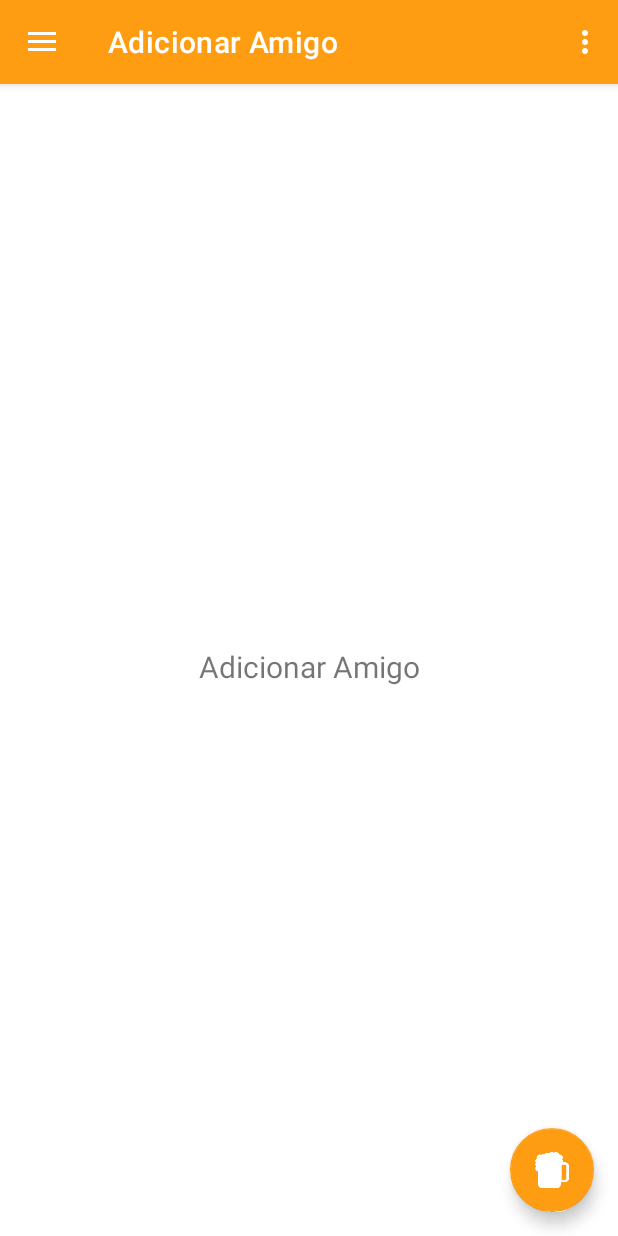
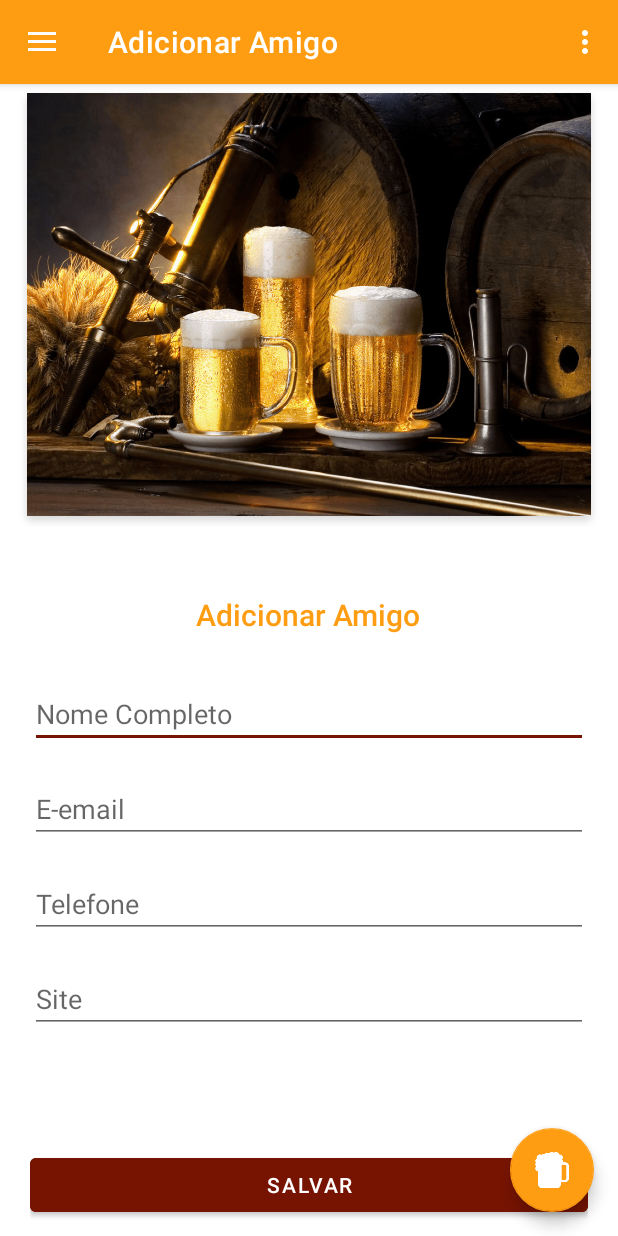
Before and after one commit to wamarra/BeerFriends_kotlin, an Android app: the screen it shows after launch once a user with an empty profile is signed in (MainActivity), in the side drawer, after a tap on "Adicionar Amigo", on a phone screen of 412 x 824 dp. Run offline under Robolectric (Android 15) with nearby library versions, the phone set to English and light mode, and no system bars; our stand-ins replace Firebase (no records; nobody signed in at launch, a user with empty details on screens opened directly), Room's generated code, navigation-ui.

Commit message:
//WIP Adicionando a imagem da chopeira e parcial do incluir amigo

```diff
--- a/app/src/main/java/br/com/beerfriends/view/MainActivity.kt
+++ b/app/src/main/java/br/com/beerfriends/view/MainActivity.kt
@@ -5,6 +5,8 @@ import android.view.Menu
 import android.widget.TextView
 import androidx.appcompat.app.AppCompatActivity
 import androidx.drawerlayout.widget.DrawerLayout
+import androidx.fragment.app.Fragment
+import androidx.fragment.app.FragmentManager
 import androidx.navigation.findNavController
 import androidx.navigation.ui.AppBarConfiguration
 import androidx.navigation.ui.navigateUp
@@ -35,6 +37,7 @@ class MainActivity : AppCompatActivity() {
             Snackbar.make(view, "Replace with your own action", Snackbar.LENGTH_LONG)
                 .setAction("Action", null).show()
         }
+
         val drawerLayout: DrawerLayout = binding.drawerLayout
         val navView: NavigationView = binding.navView
         val navController = findNavController(R.id.nav_host_fragment_content_main)
--- a/app/src/main/java/br/com/beerfriends/view/fragments/AddFriendFragment.kt
+++ b/app/src/main/java/br/com/beerfriends/view/fragments/AddFriendFragment.kt
@@ -31,10 +31,10 @@ class AddFriendFragment : Fragment() {
         _binding = FragmentAddFriendBinding.inflate(inflater, container, false)
         val root: View = binding.root
 
-        val textView: TextView = binding.textAddFriend
+        /*val textView: TextView = binding.textAddFriend
         addFriendViewModel.text.observe(viewLifecycleOwner, Observer {
             textView.text = it
-        })
+        })*/
         return root
     }
 
--- a/app/src/main/res/layout/fragment_add_friend.xml
+++ b/app/src/main/res/layout/fragment_add_friend.xml
@@ -1,22 +1,89 @@
 <?xml version="1.0" encoding="utf-8"?>
-<androidx.constraintlayout.widget.ConstraintLayout xmlns:android="http://schemas.android.com/apk/res/android"
-    xmlns:app="http://schemas.android.com/apk/res-auto"
-    xmlns:tools="http://schemas.android.com/tools"
+<LinearLayout xmlns:android="http://schemas.android.com/apk/res/android"
     android:layout_width="match_parent"
     android:layout_height="match_parent"
-    tools:context=".view.fragments.AddFriendFragment">
+    android:orientation="vertical"
+    android:id="@+id/root">
 
-    <TextView
-        android:id="@+id/text_add_friend"
+    <LinearLayout
+        android:orientation="horizontal"
+        android:layout_margin="0dp"
+        android:layout_width="wrap_content"
+        android:layout_height="300dp">
+
+        <ImageView
+            android:id="@+id/cp_icon"
+            android:layout_width="wrap_content"
+            android:layout_height="wrap_content"
+            android:layout_gravity="top"
+            android:layout_margin="0dp"
+            android:src="@drawable/chopeira" />
+
+    </LinearLayout>
+
+    <LinearLayout
+        android:orientation="vertical"
         android:layout_width="match_parent"
-        android:layout_height="wrap_content"
-        android:layout_marginStart="8dp"
-        android:layout_marginTop="8dp"
-        android:layout_marginEnd="8dp"
-        android:textAlignment="center"
-        android:textSize="20sp"
-        app:layout_constraintBottom_toBottomOf="parent"
-        app:layout_constraintEnd_toEndOf="parent"
-        app:layout_constraintStart_toStartOf="parent"
-        app:layout_constraintTop_toTopOf="parent" />
-</androidx.constraintlayout.widget.ConstraintLayout>
+        android:layout_height="match_parent"
+        android:paddingVertical="10dp"
+        android:paddingHorizontal="20dp">
+
+        <TextView
+            android:layout_gravity="center"
+            android:layout_width="wrap_content"
+            android:layout_height="wrap_content"
+            android:layout_marginTop="30dp"
+            android:layout_marginBottom="30dp"
+            android:textColor="@color/primary"
+            android:textSize="20sp"
+            android:textAppearance="@style/TextAppearance.AppCompat.Title"
+            android:text="@string/title_add_friend"/>
+
+        <EditText
+            android:id="@+id/username"
+            android:layout_width="match_parent"
+            android:layout_height="wrap_content"
+            android:hint="@string/username_hint"
+            android:inputType="textEmailAddress"
+            android:layout_marginBottom="18dp"/>
+
+        <EditText
+            android:id="@+id/email"
+            android:layout_width="match_parent"
+            android:layout_height="wrap_content"
+            android:hint="@string/email_hint"
+            android:inputType="textPassword"
+            android:layout_marginBottom="18dp"/>
+
+        <EditText
+            android:id="@+id/phone"
+            android:layout_width="match_parent"
+            android:layout_height="wrap_content"
+            android:hint="@string/phone_hint"
+            android:inputType="textPassword"
+            android:layout_marginBottom="18dp"/>
+
+        <EditText
+            android:id="@+id/website"
+            android:layout_width="match_parent"
+            android:layout_height="wrap_content"
+            android:hint="@string/website_hint"
+            android:inputType="textPassword"
+            android:layout_marginBottom="18dp"/>
+
+        <LinearLayout
+            android:orientation="horizontal"
+            android:layout_width="match_parent"
+            android:layout_height="match_parent">
+
+            <Button
+                android:layout_width="match_parent"
+                android:layout_height="wrap_content"
+                android:text="@string/save_button"
+                android:backgroundTint="@color/secondary"
+                android:layout_gravity="bottom"/>
+
+        </LinearLayout>
+
+    </LinearLayout>
+</LinearLayout>
--- a/app/src/main/res/values/strings.xml
+++ b/app/src/main/res/values/strings.xml
@@ -10,4 +10,10 @@
     <string name="menu_friends">Lista de Amigos</string>
     <string name="menu_profile">Editar Perfil</string>
     <string name="menu_add_friend">Adicionar Amigo</string>
+    <string name="title_add_friend">Adicionar Amigo</string>
+    <string name="username_hint">Nome Completo</string>
+    <string name="email_hint">E-email</string>
+    <string name="phone_hint">Telefone</string>
+    <string name="website_hint">Site</string>
+    <string name="save_button">Salvar</string>
 </resources>
```
Also changed, not shown: app/src/main/res/drawable/chopeira.png (added).
